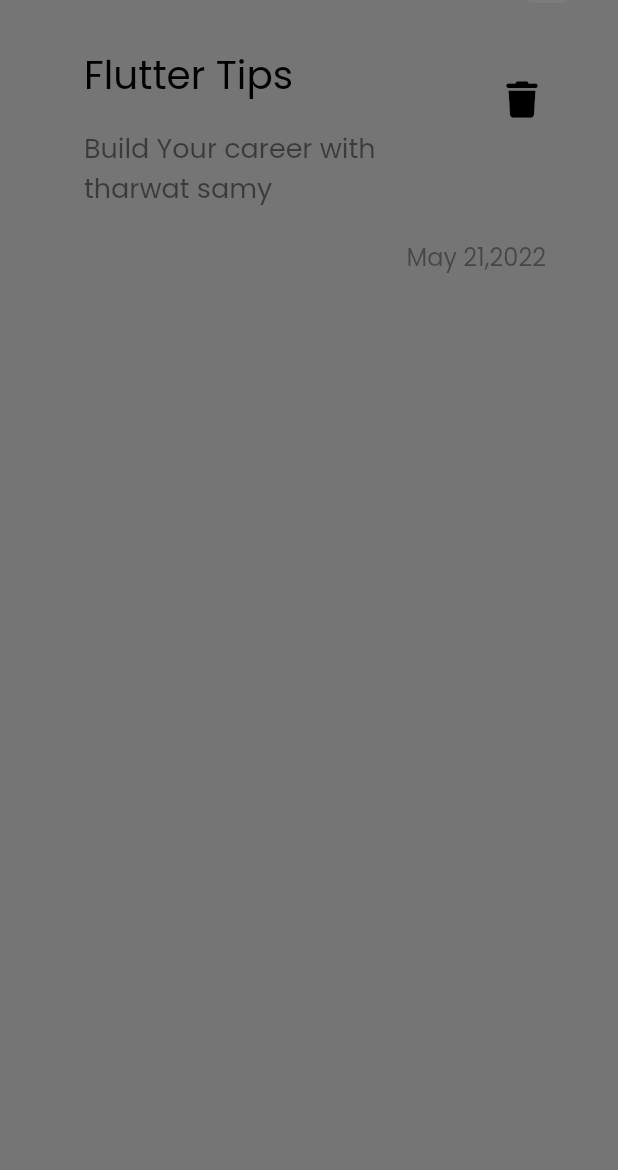
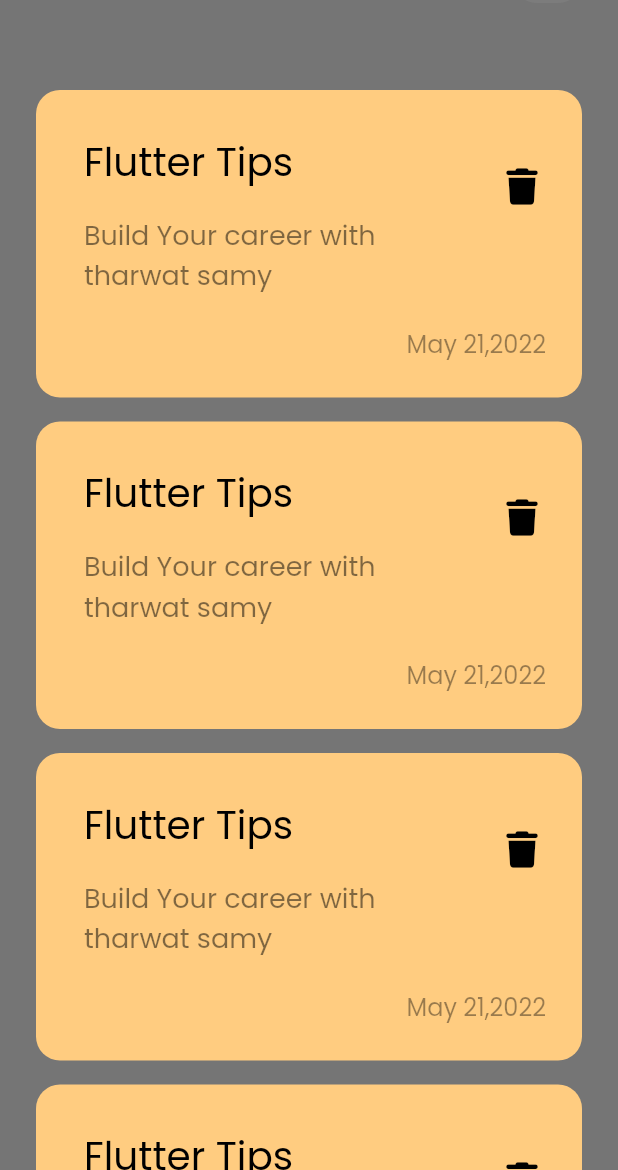
Before and after one commit to hebamahdy/notes_app, a Flutter app: the screen it shows after launch, on a phone screen of 412 x 824 dp, the part 66-1236 px from its top. Run offline on Flutter 3.47's test engine with Material 2 defaults, Android fonts, the phone set to English and light mode, and no system bars; our stand-ins replace font_awesome_flutter.

Commit message:
Create Custom Note List View

```diff
--- a/lib/widgets/custom_note_item.dart
+++ b/lib/widgets/custom_note_item.dart
@@ -9,7 +9,7 @@ class NotesItem extends StatelessWidget {
     return Container(
       padding: const EdgeInsets.only(top: 24,bottom: 24,left: 16,),
       decoration: BoxDecoration(
-          borderRadius: BorderRadius.circular(16), color: const Color(0x00ffcc80)),
+          borderRadius: BorderRadius.circular(16), color: const Color(0xffFFCC80)),
       child: Column(
         crossAxisAlignment: CrossAxisAlignment.end,
         children: [
--- /dev/null
+++ b/lib/widgets/notes_list_view.dart
@@ -0,0 +1,15 @@
+import 'package:flutter/material.dart';
+import 'package:notes/widgets/custom_note_item.dart';
+
+class NotesListView extends StatelessWidget {
+  const NotesListView({super.key});
+
+  @override
+  Widget build(BuildContext context) {
+    return ListView.builder(itemBuilder:(context,index){
+      return const Padding(
+          padding: EdgeInsets.symmetric(vertical: 8),
+          child: NotesItem());
+    });
+  }
+}
--- a/lib/widgets/notes_view_body.dart
+++ b/lib/widgets/notes_view_body.dart
@@ -1,25 +1,64 @@
 import 'package:flutter/material.dart';
 import 'package:notes/widgets/custom_app_bar.dart';
+import 'package:notes/widgets/notes_list_view.dart';
 
 import 'custom_note_item.dart';
+
+
+class MyNotesViewBody extends StatelessWidget {
+  const MyNotesViewBody({super.key});
+
+  @override
+  Widget build(BuildContext context) {
+      return SafeArea(
+        child: Padding(
+          padding: const EdgeInsets.symmetric(horizontal: 24),
+          child: Column(
+            children: <Widget>[
+              CustomAppBar(),
+              SizedBox(
+                height: 50,
+              ),
+              Expanded(
+                child: ListView(
+                  children: const <Widget>[
+
+                    NotesItem(),
+                    NotesItem(),
+                  ],
+                ),
+              ),
+            ],
+          ),
+        ),
+      );
+  }
+}
+
+
 
 class NotesViewBody extends StatelessWidget {
   const NotesViewBody({super.key});
 
   @override
   Widget build(BuildContext context) {
-    return const SafeArea(
+    return  const SafeArea(
       child: Padding(
-        padding: EdgeInsets.symmetric(horizontal: 24),
+          padding: EdgeInsets.symmetric(horizontal: 24),
+
         child: Column(
-          crossAxisAlignment: CrossAxisAlignment.end,
           children: [
             CustomAppBar(),
-            NotesItem()
+            SizedBox(
+              height: 50,
+            ),
+
+            Expanded(child: NotesListView(),)
+
 
           ],
         ),
-      ),
-    );
+
+    ));
   }
 }
```
